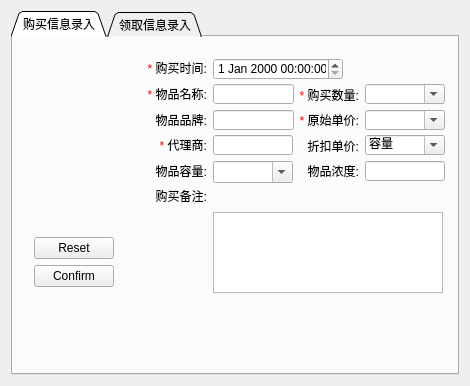
The window that Labms_v1/Labms_v1/EntryPage.ui (firemariovn/tortoiseforlabms) describes before a commit, drawn with Qt 5.
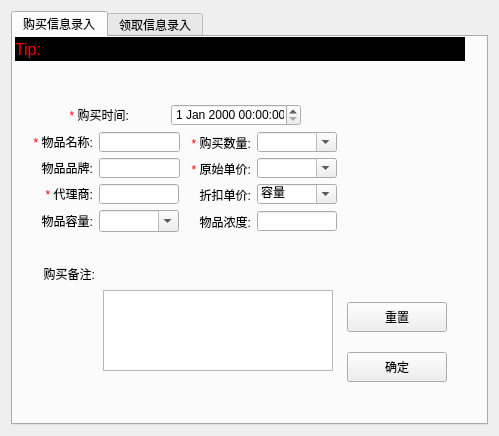
The same window after the commit. The open tabs and pages were chosen to show the change. Icons and pictures are not drawn.

```diff
--- a/Labms_v1/Labms_v1/EntryPage.ui
+++ b/Labms_v1/Labms_v1/EntryPage.ui
@@ -6,8 +6,8 @@
    <rect>
     <x>0</x>
     <y>0</y>
-    <width>470</width>
-    <height>386</height>
+    <width>499</width>
+    <height>436</height>
    </rect>
   </property>
   <property name="windowTitle">
@@ -20,31 +20,109 @@
       <enum>QTabWidget::North</enum>
      </property>
      <property name="tabShape">
-      <enum>QTabWidget::Triangular</enum>
+      <enum>QTabWidget::Rounded</enum>
      </property>
      <property name="currentIndex">
-      <number>1</number>
+      <number>0</number>
+     </property>
+     <property name="elideMode">
+      <enum>Qt::ElideRight</enum>
+     </property>
+     <property name="usesScrollButtons">
+      <bool>true</bool>
+     </property>
+     <property name="documentMode">
+      <bool>false</bool>
+     </property>
+     <property name="tabsClosable">
+      <bool>false</bool>
+     </property>
+     <property name="movable">
+      <bool>false</bool>
      </property>
      <widget class="QWidget" name="tab">
+      <property name="sizePolicy">
+       <sizepolicy hsizetype="Fixed" vsizetype="Fixed">
+        <horstretch>0</horstretch>
+        <verstretch>0</verstretch>
+       </sizepolicy>
+      </property>
       <attribute name="title">
        <string>购买信息录入</string>
       </attribute>
+      <widget class="QLabel" name="m_tipBuyLabel">
+       <property name="geometry">
+        <rect>
+         <x>2</x>
+         <y>0</y>
+         <width>450</width>
+         <height>24</height>
+        </rect>
+       </property>
+       <property name="sizePolicy">
+        <sizepolicy hsizetype="Fixed" vsizetype="Fixed">
+         <horstretch>0</horstretch>
+         <verstretch>0</verstretch>
+        </sizepolicy>
+       </property>
+       <property name="minimumSize">
+        <size>
+         <width>450</width>
+         <height>24</height>
+        </size>
+       </property>
+       <property name="maximumSize">
+        <size>
+         <width>450</width>
+         <height>24</height>
+        </size>
+       </property>
+       <property name="sizeIncrement">
+        <size>
+         <width>0</width>
+         <height>0</height>
+        </size>
+       </property>
+       <property name="font">
+        <font>
+         <pointsize>12</pointsize>
+        </font>
+       </property>
+       <property name="styleSheet">
+        <string notr="true">color: rgb(255, 0, 0);
+background-color: rgb(0, 0, 0);</string>
+       </property>
+       <property name="text">
+        <string>Tip:</string>
+       </property>
+       <property name="textFormat">
+        <enum>Qt::AutoText</enum>
+       </property>
+      </widget>
       <widget class="QWidget" name="layoutWidget">
        <property name="geometry">
         <rect>
-         <x>118</x>
-         <y>10</y>
-         <width>319</width>
-         <height>257</height>
+         <x>0</x>
+         <y>30</y>
+         <width>451</width>
+         <height>341</height>
         </rect>
        </property>
+       <layout class="QHBoxLayout" name="horizontalLayout_2">
+        <item>
        <layout class="QVBoxLayout" name="verticalLayout_2">
         <item>
          <layout class="QGridLayout" name="gridLayout_3">
           <item row="0" column="0" colspan="2">
-           <layout class="QFormLayout" name="formLayout">
-            <item row="0" column="0">
+             <layout class="QHBoxLayout" name="horizontalLayout">
+              <item>
              <widget class="QLabel" name="label_3">
+                <property name="sizePolicy">
+                 <sizepolicy hsizetype="Expanding" vsizetype="Fixed">
+                  <horstretch>0</horstretch>
+                  <verstretch>0</verstretch>
+                 </sizepolicy>
+                </property>
               <property name="minimumSize">
                <size>
                 <width>65</width>
@@ -69,8 +147,14 @@
               </property>
              </widget>
             </item>
-            <item row="0" column="1">
+              <item>
              <widget class="QDateTimeEdit" name="m_buyDate">
+                <property name="sizePolicy">
+                 <sizepolicy hsizetype="Expanding" vsizetype="Fixed">
+                  <horstretch>0</horstretch>
+                  <verstretch>0</verstretch>
+                 </sizepolicy>
+                </property>
               <property name="minimumSize">
                <size>
                 <width>130</width>
@@ -136,9 +220,7 @@
             </item>
            </layout>
           </item>
-          <item row="1" column="1" rowspan="4">
-           <layout class="QVBoxLayout" name="verticalLayout_3">
-            <item>
+            <item row="1" column="1">
              <layout class="QHBoxLayout" name="horizontalLayout_7">
               <item>
                <widget class="QLabel" name="label_6">
@@ -187,162 +269,6 @@
               </item>
              </layout>
             </item>
-            <item>
-             <layout class="QHBoxLayout" name="horizontalLayout_8">
-              <item>
-               <widget class="QLabel" name="label_7">
-                <property name="minimumSize">
-                 <size>
-                  <width>65</width>
-                  <height>16</height>
-                 </size>
-                </property>
-                <property name="maximumSize">
-                 <size>
-                  <width>65</width>
-                  <height>16</height>
-                 </size>
-                </property>
-                <property name="text">
-                 <string>&lt;!DOCTYPE HTML PUBLIC &quot;-//W3C//DTD HTML 4.0//EN&quot; &quot;http://www.w3.org/TR/REC-html40/strict.dtd&quot;&gt;
-&lt;html&gt;&lt;head&gt;&lt;meta name=&quot;qrichtext&quot; content=&quot;1&quot; /&gt;&lt;style type=&quot;text/css&quot;&gt;
-p, li { white-space: pre-wrap; }
-&lt;/style&gt;&lt;/head&gt;&lt;body style=&quot; font-family:'MS Shell Dlg 2'; font-size:8.25pt; font-weight:400; font-style:normal;&quot;&gt;
-&lt;p align=&quot;right&quot; style=&quot; margin-top:0px; margin-bottom:0px; margin-left:0px; margin-right:0px; -qt-block-indent:0; text-indent:0px;&quot;&gt;&lt;span style=&quot; font-size:9pt; color:#ff0000;&quot;&gt;*&lt;/span&gt;&lt;span style=&quot; font-size:9pt;&quot;&gt; 原始单价:&lt;/span&gt;&lt;/p&gt;&lt;/body&gt;&lt;/html&gt;</string>
-                </property>
-                <property name="textFormat">
-                 <enum>Qt::RichText</enum>
-                </property>
-               </widget>
-              </item>
-              <item>
-               <widget class="QComboBox" name="m_OrigUprice">
-                <property name="minimumSize">
-                 <size>
-                  <width>80</width>
-                  <height>20</height>
-                 </size>
-                </property>
-                <property name="maximumSize">
-                 <size>
-                  <width>80</width>
-                  <height>20</height>
-                 </size>
-                </property>
-                <property name="editable">
-                 <bool>true</bool>
-                </property>
-               </widget>
-              </item>
-             </layout>
-            </item>
-            <item>
-             <layout class="QHBoxLayout" name="horizontalLayout_9">
-              <item>
-               <widget class="QLabel" name="label_11">
-                <property name="minimumSize">
-                 <size>
-                  <width>65</width>
-                  <height>16</height>
-                 </size>
-                </property>
-                <property name="maximumSize">
-                 <size>
-                  <width>65</width>
-                  <height>16</height>
-                 </size>
-                </property>
-                <property name="text">
-                 <string>&lt;!DOCTYPE HTML PUBLIC &quot;-//W3C//DTD HTML 4.0//EN&quot; &quot;http://www.w3.org/TR/REC-html40/strict.dtd&quot;&gt;
-&lt;html&gt;&lt;head&gt;&lt;meta name=&quot;qrichtext&quot; content=&quot;1&quot; /&gt;&lt;style type=&quot;text/css&quot;&gt;
-p, li { white-space: pre-wrap; }
-&lt;/style&gt;&lt;/head&gt;&lt;body style=&quot; font-family:'MS Shell Dlg 2'; font-size:8.25pt; font-weight:400; font-style:normal;&quot;&gt;
-&lt;p align=&quot;right&quot; style=&quot; margin-top:0px; margin-bottom:0px; margin-left:0px; margin-right:0px; -qt-block-indent:0; text-indent:0px;&quot;&gt;&lt;span style=&quot; font-size:9pt;&quot;&gt;折扣单价:&lt;/span&gt;&lt;/p&gt;&lt;/body&gt;&lt;/html&gt;</string>
-                </property>
-                <property name="textFormat">
-                 <enum>Qt::RichText</enum>
-                </property>
-               </widget>
-              </item>
-              <item>
-               <widget class="QComboBox" name="m_RebUprice">
-                <property name="minimumSize">
-                 <size>
-                  <width>80</width>
-                  <height>20</height>
-                 </size>
-                </property>
-                <property name="maximumSize">
-                 <size>
-                  <width>80</width>
-                  <height>20</height>
-                 </size>
-                </property>
-                <property name="editable">
-                 <bool>true</bool>
-                </property>
-                <item>
-                 <property name="text">
-                  <string>容量</string>
-                 </property>
-                </item>
-                <item>
-                 <property name="text">
-                  <string>哈哈</string>
-                 </property>
-                </item>
-               </widget>
-              </item>
-             </layout>
-            </item>
-            <item>
-             <layout class="QHBoxLayout" name="horizontalLayout_10">
-              <item>
-               <widget class="QLabel" name="label_12">
-                <property name="minimumSize">
-                 <size>
-                  <width>65</width>
-                  <height>16</height>
-                 </size>
-                </property>
-                <property name="maximumSize">
-                 <size>
-                  <width>65</width>
-                  <height>16</height>
-                 </size>
-                </property>
-                <property name="text">
-                 <string>&lt;!DOCTYPE HTML PUBLIC &quot;-//W3C//DTD HTML 4.0//EN&quot; &quot;http://www.w3.org/TR/REC-html40/strict.dtd&quot;&gt;
-&lt;html&gt;&lt;head&gt;&lt;meta name=&quot;qrichtext&quot; content=&quot;1&quot; /&gt;&lt;style type=&quot;text/css&quot;&gt;
-p, li { white-space: pre-wrap; }
-&lt;/style&gt;&lt;/head&gt;&lt;body style=&quot; font-family:'MS Shell Dlg 2'; font-size:8.25pt; font-weight:400; font-style:normal;&quot;&gt;
-&lt;p align=&quot;right&quot; style=&quot; margin-top:0px; margin-bottom:0px; margin-left:0px; margin-right:0px; -qt-block-indent:0; text-indent:0px;&quot;&gt;&lt;span style=&quot; font-size:9pt;&quot;&gt;物品浓度:&lt;/span&gt;&lt;/p&gt;&lt;/body&gt;&lt;/html&gt;</string>
-                </property>
-                <property name="textFormat">
-                 <enum>Qt::RichText</enum>
-                </property>
-               </widget>
-              </item>
-              <item>
-               <widget class="QLineEdit" name="m_Concen">
-                <property name="minimumSize">
-                 <size>
-                  <width>80</width>
-                  <height>20</height>
-                 </size>
-                </property>
-                <property name="maximumSize">
-                 <size>
-                  <width>80</width>
-                  <height>20</height>
-                 </size>
-                </property>
-               </widget>
-              </item>
-             </layout>
-            </item>
-           </layout>
-          </item>
           <item row="2" column="0">
            <layout class="QHBoxLayout" name="horizontalLayout_4">
             <item>
@@ -389,6 +315,55 @@
             </item>
            </layout>
           </item>
+            <item row="2" column="1">
+             <layout class="QHBoxLayout" name="horizontalLayout_8">
+              <item>
+               <widget class="QLabel" name="label_7">
+                <property name="minimumSize">
+                 <size>
+                  <width>65</width>
+                  <height>16</height>
+                 </size>
+                </property>
+                <property name="maximumSize">
+                 <size>
+                  <width>65</width>
+                  <height>16</height>
+                 </size>
+                </property>
+                <property name="text">
+                 <string>&lt;!DOCTYPE HTML PUBLIC &quot;-//W3C//DTD HTML 4.0//EN&quot; &quot;http://www.w3.org/TR/REC-html40/strict.dtd&quot;&gt;
+&lt;html&gt;&lt;head&gt;&lt;meta name=&quot;qrichtext&quot; content=&quot;1&quot; /&gt;&lt;style type=&quot;text/css&quot;&gt;
+p, li { white-space: pre-wrap; }
+&lt;/style&gt;&lt;/head&gt;&lt;body style=&quot; font-family:'MS Shell Dlg 2'; font-size:8.25pt; font-weight:400; font-style:normal;&quot;&gt;
+&lt;p align=&quot;right&quot; style=&quot; margin-top:0px; margin-bottom:0px; margin-left:0px; margin-right:0px; -qt-block-indent:0; text-indent:0px;&quot;&gt;&lt;span style=&quot; font-size:9pt; color:#ff0000;&quot;&gt;*&lt;/span&gt;&lt;span style=&quot; font-size:9pt;&quot;&gt; 原始单价:&lt;/span&gt;&lt;/p&gt;&lt;/body&gt;&lt;/html&gt;</string>
+                </property>
+                <property name="textFormat">
+                 <enum>Qt::RichText</enum>
+                </property>
+               </widget>
+              </item>
+              <item>
+               <widget class="QComboBox" name="m_OrigUprice">
+                <property name="minimumSize">
+                 <size>
+                  <width>80</width>
+                  <height>20</height>
+                 </size>
+                </property>
+                <property name="maximumSize">
+                 <size>
+                  <width>80</width>
+                  <height>20</height>
+                 </size>
+                </property>
+                <property name="editable">
+                 <bool>true</bool>
+                </property>
+               </widget>
+              </item>
+             </layout>
+            </item>
           <item row="3" column="0">
            <layout class="QHBoxLayout" name="horizontalLayout_5">
             <item>
@@ -435,6 +410,65 @@
             </item>
            </layout>
           </item>
+            <item row="3" column="1">
+             <layout class="QHBoxLayout" name="horizontalLayout_9">
+              <item>
+               <widget class="QLabel" name="label_11">
+                <property name="minimumSize">
+                 <size>
+                  <width>65</width>
+                  <height>16</height>
+                 </size>
+                </property>
+                <property name="maximumSize">
+                 <size>
+                  <width>65</width>
+                  <height>16</height>
+                 </size>
+                </property>
+                <property name="text">
+                 <string>&lt;!DOCTYPE HTML PUBLIC &quot;-//W3C//DTD HTML 4.0//EN&quot; &quot;http://www.w3.org/TR/REC-html40/strict.dtd&quot;&gt;
+&lt;html&gt;&lt;head&gt;&lt;meta name=&quot;qrichtext&quot; content=&quot;1&quot; /&gt;&lt;style type=&quot;text/css&quot;&gt;
+p, li { white-space: pre-wrap; }
+&lt;/style&gt;&lt;/head&gt;&lt;body style=&quot; font-family:'MS Shell Dlg 2'; font-size:8.25pt; font-weight:400; font-style:normal;&quot;&gt;
+&lt;p align=&quot;right&quot; style=&quot; margin-top:0px; margin-bottom:0px; margin-left:0px; margin-right:0px; -qt-block-indent:0; text-indent:0px;&quot;&gt;&lt;span style=&quot; font-size:9pt;&quot;&gt;折扣单价:&lt;/span&gt;&lt;/p&gt;&lt;/body&gt;&lt;/html&gt;</string>
+                </property>
+                <property name="textFormat">
+                 <enum>Qt::RichText</enum>
+                </property>
+               </widget>
+              </item>
+              <item>
+               <widget class="QComboBox" name="m_RebUprice">
+                <property name="minimumSize">
+                 <size>
+                  <width>80</width>
+                  <height>20</height>
+                 </size>
+                </property>
+                <property name="maximumSize">
+                 <size>
+                  <width>80</width>
+                  <height>20</height>
+                 </size>
+                </property>
+                <property name="editable">
+                 <bool>true</bool>
+                </property>
+                <item>
+                 <property name="text">
+                  <string>容量</string>
+                 </property>
+                </item>
+                <item>
+                 <property name="text">
+                  <string>哈哈</string>
+                 </property>
+                </item>
+               </widget>
+              </item>
+             </layout>
+            </item>
           <item row="4" column="0">
            <layout class="QHBoxLayout" name="horizontalLayout_6">
             <item>
@@ -484,6 +518,52 @@
             </item>
            </layout>
           </item>
+            <item row="4" column="1">
+             <layout class="QHBoxLayout" name="horizontalLayout_10">
+              <item>
+               <widget class="QLabel" name="label_12">
+                <property name="minimumSize">
+                 <size>
+                  <width>65</width>
+                  <height>16</height>
+                 </size>
+                </property>
+                <property name="maximumSize">
+                 <size>
+                  <width>65</width>
+                  <height>16</height>
+                 </size>
+                </property>
+                <property name="text">
+                 <string>&lt;!DOCTYPE HTML PUBLIC &quot;-//W3C//DTD HTML 4.0//EN&quot; &quot;http://www.w3.org/TR/REC-html40/strict.dtd&quot;&gt;
+&lt;html&gt;&lt;head&gt;&lt;meta name=&quot;qrichtext&quot; content=&quot;1&quot; /&gt;&lt;style type=&quot;text/css&quot;&gt;
+p, li { white-space: pre-wrap; }
+&lt;/style&gt;&lt;/head&gt;&lt;body style=&quot; font-family:'MS Shell Dlg 2'; font-size:8.25pt; font-weight:400; font-style:normal;&quot;&gt;
+&lt;p align=&quot;right&quot; style=&quot; margin-top:0px; margin-bottom:0px; margin-left:0px; margin-right:0px; -qt-block-indent:0; text-indent:0px;&quot;&gt;&lt;span style=&quot; font-size:9pt;&quot;&gt;物品浓度:&lt;/span&gt;&lt;/p&gt;&lt;/body&gt;&lt;/html&gt;</string>
+                </property>
+                <property name="textFormat">
+                 <enum>Qt::RichText</enum>
+                </property>
+               </widget>
+              </item>
+              <item>
+               <widget class="QLineEdit" name="m_Concen">
+                <property name="minimumSize">
+                 <size>
+                  <width>80</width>
+                  <height>20</height>
+                 </size>
+                </property>
+                <property name="maximumSize">
+                 <size>
+                  <width>80</width>
+                  <height>20</height>
+                 </size>
+                </property>
+               </widget>
+              </item>
+             </layout>
+            </item>
          </layout>
         </item>
         <item>
@@ -571,19 +651,17 @@
          </layout>
         </item>
        </layout>
-      </widget>
-      <widget class="QWidget" name="layoutWidget">
-       <property name="geometry">
-        <rect>
-         <x>10</x>
-         <y>10</y>
-         <width>102</width>
-         <height>251</height>
-        </rect>
-       </property>
+        </item>
+        <item>
        <layout class="QVBoxLayout" name="verticalLayout">
         <item>
          <widget class="QLabel" name="label">
+            <property name="sizePolicy">
+             <sizepolicy hsizetype="Fixed" vsizetype="Fixed">
+              <horstretch>0</horstretch>
+              <verstretch>0</verstretch>
+             </sizepolicy>
+            </property>
           <property name="minimumSize">
            <size>
             <width>100</width>
@@ -612,27 +690,68 @@
           <property name="orientation">
            <enum>Qt::Vertical</enum>
           </property>
+            <property name="sizeType">
+             <enum>QSizePolicy::Fixed</enum>
+            </property>
           <property name="sizeHint" stdset="0">
            <size>
             <width>20</width>
-            <height>40</height>
+              <height>90</height>
            </size>
           </property>
          </spacer>
         </item>
         <item>
-         <widget class="QPushButton" name="m_reset">
+           <widget class="QPushButton" name="m_buy_reset">
+            <property name="sizePolicy">
+             <sizepolicy hsizetype="Fixed" vsizetype="Fixed">
+              <horstretch>0</horstretch>
+              <verstretch>0</verstretch>
+             </sizepolicy>
+            </property>
+            <property name="minimumSize">
+             <size>
+              <width>100</width>
+              <height>30</height>
+             </size>
+            </property>
+            <property name="maximumSize">
+             <size>
+              <width>100</width>
+              <height>30</height>
+             </size>
+            </property>
           <property name="text">
-           <string>Reset</string>
+             <string>重置</string>
           </property>
          </widget>
         </item>
         <item>
-         <widget class="QPushButton" name="m_confirm">
+           <widget class="QPushButton" name="m_buy_confirm">
+            <property name="sizePolicy">
+             <sizepolicy hsizetype="Fixed" vsizetype="Fixed">
+              <horstretch>0</horstretch>
+              <verstretch>0</verstretch>
+             </sizepolicy>
+            </property>
+            <property name="minimumSize">
+             <size>
+              <width>100</width>
+              <height>30</height>
+             </size>
+            </property>
+            <property name="maximumSize">
+             <size>
+              <width>100</width>
+              <height>30</height>
+             </size>
+            </property>
           <property name="text">
-           <string>Confirm</string>
-          </property>
-         </widget>
+             <string>确定</string>
+            </property>
+           </widget>
+          </item>
+         </layout>
         </item>
        </layout>
       </widget>
```
Left out of the diff: 191 changed lines with no effect on the pictures. Lines whose indentation alone changed are shown as unchanged.
